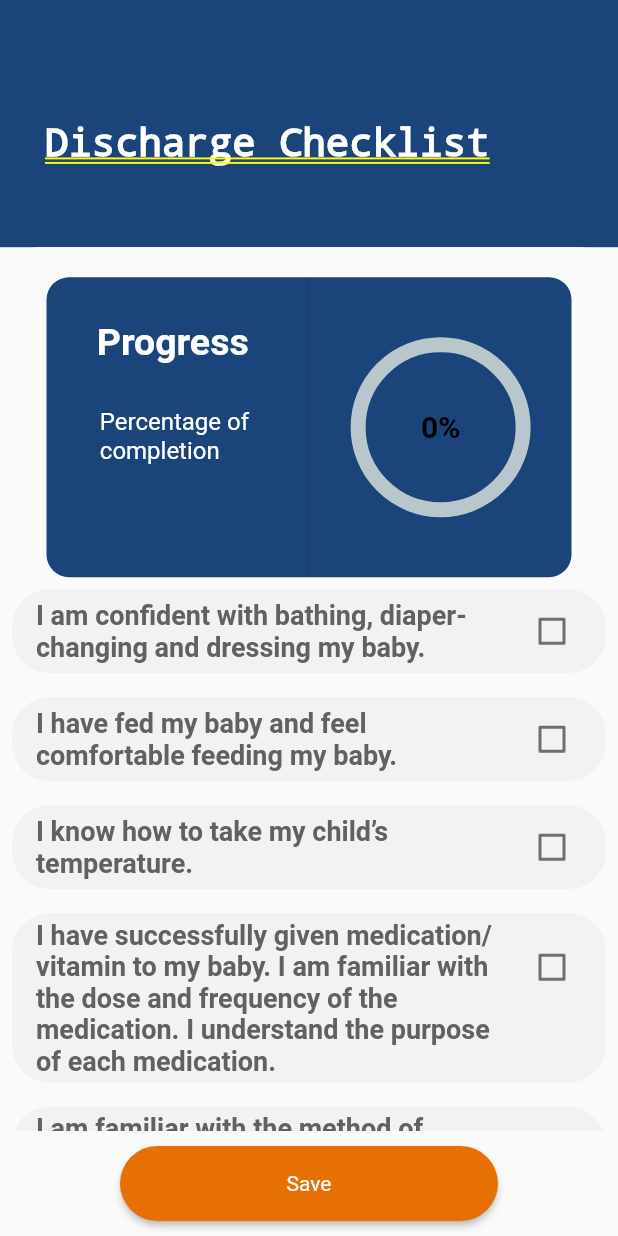
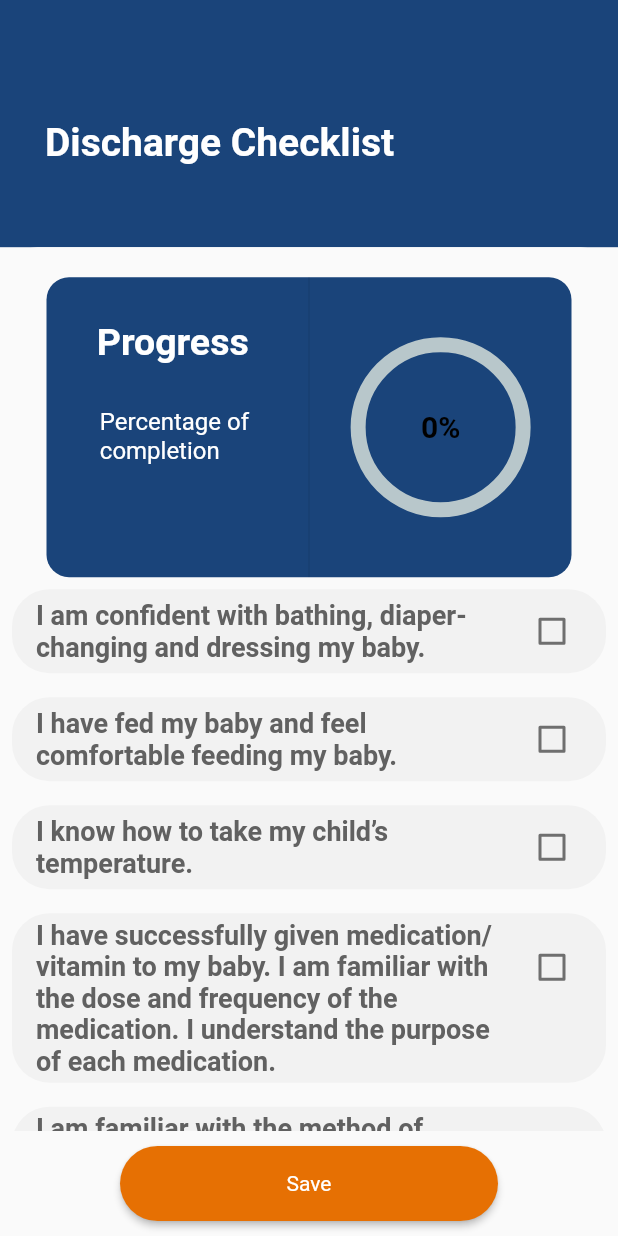
Before and after one commit to ccaian/Team-13-ITP-SE-39, a Flutter app: the DischargeCheckListPage screen opened by its route, on a phone screen of 412 x 824 dp. Run offline on Flutter 3.47's test engine with Material 2 defaults, Android fonts, the phone set to English and light mode, and no system bars; drawn by our look-alikes of percent_indicator; our stand-ins replace circular_profile_avatar, cloud_firestore, datetime_picker_formfield, firebase_auth, firebase_core, firebase_database and 9 more; missing offline and left inert: dart:ffi, image_downloader; accounts and stored records are empty.

Commit message:
fixed double underline

```diff
--- a/lib/dischargechecklist.dart
+++ b/lib/dischargechecklist.dart
@@ -60,7 +60,8 @@ class _DischargeCheckListPageState extends State<DischargeCheckListPage> {
 
   @override
   Widget build(BuildContext context) {
-    return Container(
+    return Material(
+      child: Container(
       color: mainTheme,
       width: double.infinity,
       height: double.infinity,
@@ -188,6 +189,7 @@ class _DischargeCheckListPageState extends State<DischargeCheckListPage> {
                 ),
         ],
       ),
+    )
     );
   }
   Widget buildcircleProgressbar(){
```
